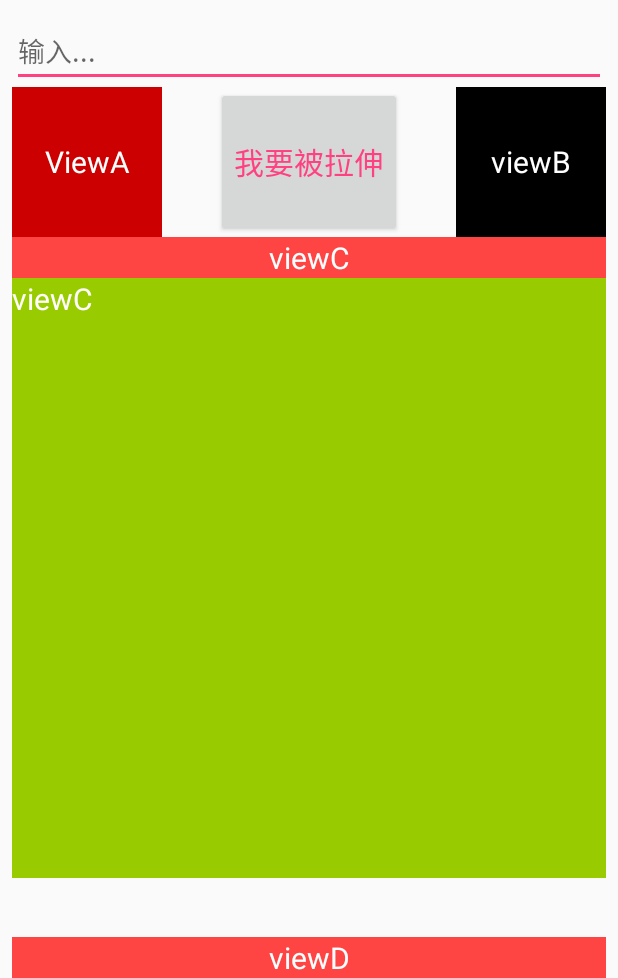
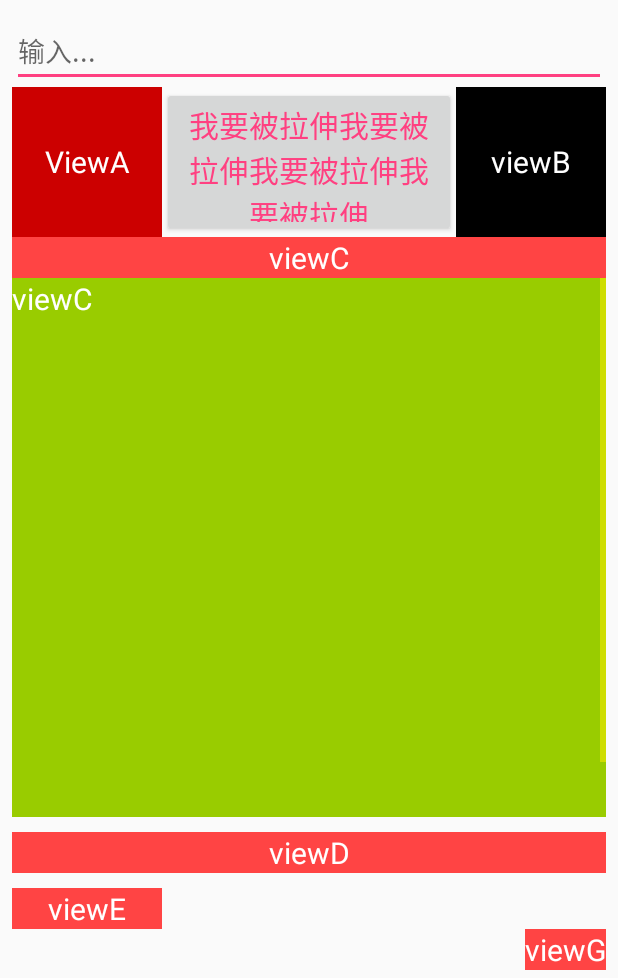
Before and after one commit to DarkSherlock/TindTest, an Android app: the layout activity_test_rbtn.xml on its own in the app's theme, with its tools: preview values and no code run, on a phone screen of 412 x 824 dp, the part 258-1236 px from its top. Run offline under Robolectric (Android 15) with nearby library versions, the phone set to English and light mode, and no system bars.

```diff
--- a/app/build.gradle
+++ b/app/build.gradle
@@ -148,7 +148,6 @@ android {
 dependencies {
     implementation fileTree(include: ['*.jar'], dir: 'libs')
     implementation files('libs/facetracking.jar')
-
     implementation rootProject.ext.androidXLibs
     implementation rootProject.ext.dependenciesLibs
     annotationProcessor rootProject.ext.annotationProcessorLibs
--- a/app/src/main/java/com/liang/tind/www/tindtest/activty/TestRecyclerViewActivity.kt
+++ b/app/src/main/java/com/liang/tind/www/tindtest/activty/TestRecyclerViewActivity.kt
@@ -30,7 +30,7 @@ class TestRecyclerViewActivity : BaseActivity(), CoroutineScope by MainScope() {
         //        TestRvAdapter adapter = new TestRvAdapter();
         mRvBirthdayUsers = findViewById(R.id.rv)
         mRvBirthdayUsers!!.layoutManager = LinearLayoutManager(this)
-
+        this.intent = null;
         val list = ArrayList<String>()
         for (i in 0..4) {
             list.add("test$i")
--- a/app/src/main/java/com/liang/tind/www/tindtest/widget/LinearItemDecoration.java
+++ b/app/src/main/java/com/liang/tind/www/tindtest/widget/LinearItemDecoration.java
@@ -38,7 +38,7 @@ public class LinearItemDecoration extends RecyclerView.ItemDecoration {
                 if (parent.getChildAdapterPosition(view) == layoutManager.getItemCount() - 1) {
                     outRect.bottom = topBottom;
                 }
-                outRect.top = topBottom + 50;
+                outRect.top = topBottom;
                 outRect.left = leftRight;
                 outRect.right = leftRight;
             } else {
--- a/app/src/main/res/layout/activity_test_rbtn.xml
+++ b/app/src/main/res/layout/activity_test_rbtn.xml
@@ -75,7 +75,7 @@
         <Button
             android:layout_width="wrap_content"
             android:layout_height="100dp"
-            android:text="我要被拉伸"
+            android:text="我要被拉伸我要被拉伸我要被拉伸我要被拉伸"
             android:textSize="20sp"
             app:layout_constrainedWidth="true"
             app:layout_constraintStart_toEndOf="@id/viewA"
@@ -137,4 +137,30 @@
             />
     </androidx.constraintlayout.widget.ConstraintLayout>
 
+    <RelativeLayout
+        android:layout_width="wrap_content"
+        android:layout_marginTop="10dp"
+        android:layout_height="60dp">
+        <TextView
+            android:id="@+id/viewE"
+            android:layout_width="100dp"
+            android:layout_height="wrap_content"
+            android:gravity="center"
+            android:textSize="20sp"
+            android:text="viewE"
+            android:textColor="@android:color/white"
+            android:background="@android:color/holo_red_light"
+            />
+
+        <TextView
+            android:layout_width="wrap_content"
+            android:layout_height="wrap_content"
+            android:textSize="20sp"
+            android:text="viewG"
+            android:textColor="@android:color/white"
+            android:background="@android:color/holo_red_light"
+            android:layout_below="@+id/viewE"
+            android:layout_alignParentEnd="true"
+            />
+    </RelativeLayout>
 </LinearLayout>
--- a/config.gradle
+++ b/config.gradle
@@ -86,7 +86,8 @@ ext {
             "glide" :  "com.github.bumptech.glide:glide:${version.glideSdkVersion}",
 
             //kotlin
-            "kotlinCoroutines" : "org.jetbrains.kotlinx:kotlinx-coroutines-android:1.3.1"
+            "kotlinCoroutines" : "org.jetbrains.kotlinx:kotlinx-coroutines-android:1.3.1",
+            "leakCanary" : "com.squareup.leakcanary:leakcanary-android:1.5"
     ]
 
     annotationProcessor = [
```
Also changed, not shown: app/src/main/AndroidManifest.xml (+13 -2 lines), app/src/main/java/com/liang/tind/www/tindtest/activty/EmptyActivity.java (+22 -5 lines), app/src/main/java/com/liang/tind/www/tindtest/activty/TestRxjavaActivity.java (+6 -6 lines), app/src/main/java/com/liang/tind/www/tindtest/activty/widget/TestRvActivity.java (+26 -13 lines), app/src/main/java/com/liang/tind/www/tindtest/fragment/FirstFragment.java (+108 -0 lines), app/src/main/java/com/liang/tind/www/tindtest/service/RemoteService.java (added, +32 -0 lines), app/src/main/java/com/liang/tind/www/tindtest/util/RxBus.java (+25 -14 lines), app/src/main/java/com/liang/tind/www/tindtest/util/Singleton.java (added, +23 -0 lines), app/src/main/res/layout/activity_empty.xml (added, +10 -0 lines), app/src/main/aidl/com/liang/tind/www/tindtest/IMyAidlInterface.aidl (added).
